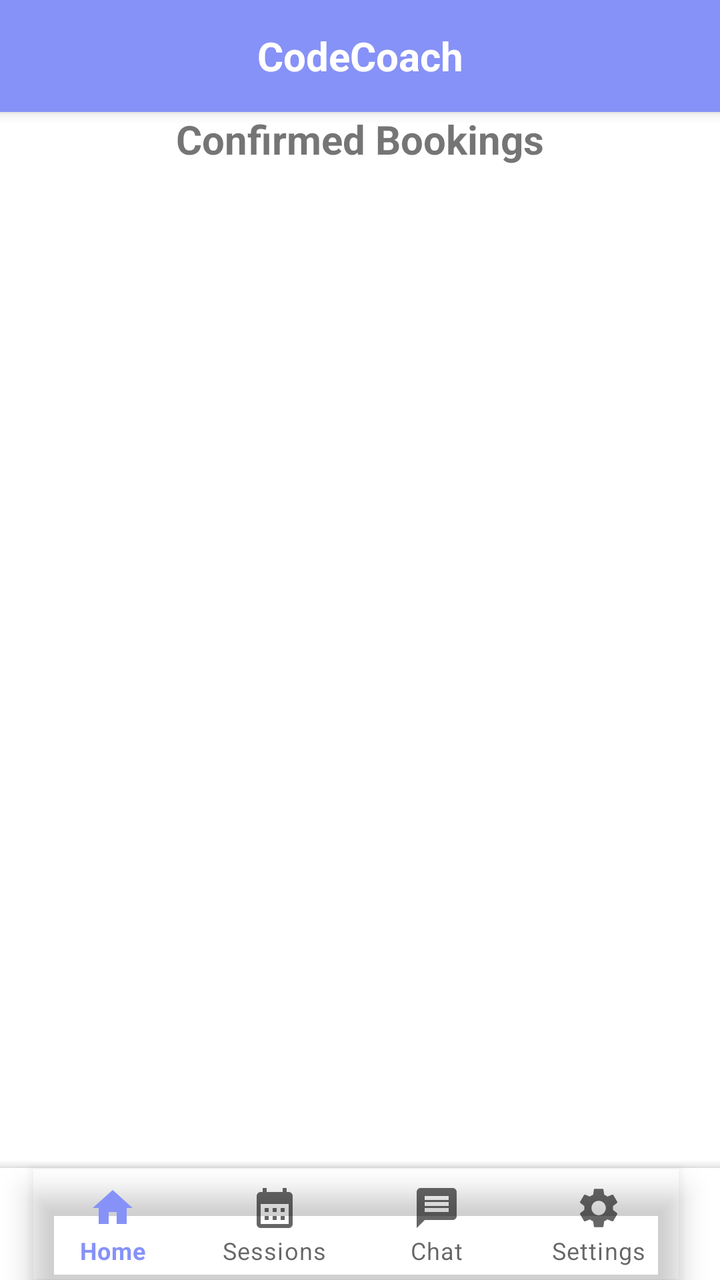
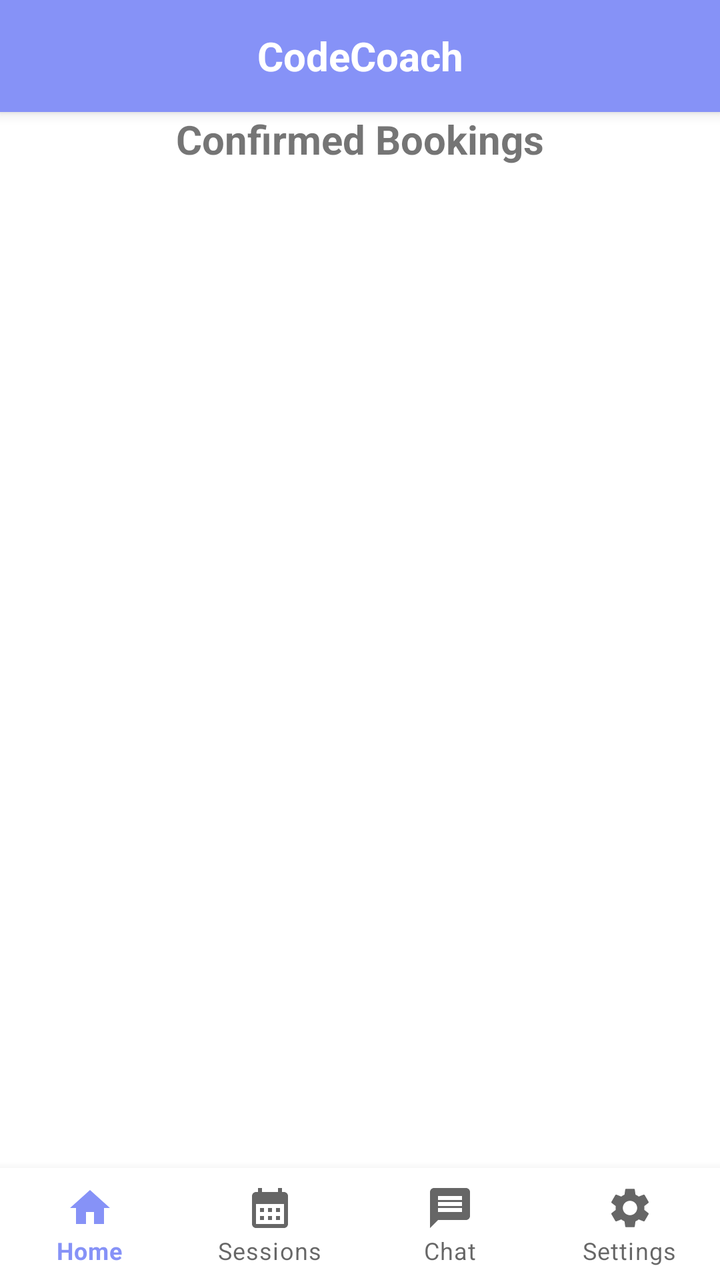

Screens rendered from an Android XML layout before and after an edit, with the pre-edit source and the edit as a unified diff.
<!-- AndroidManifest.xml: application theme Theme.CC -->
<!-- res/layout/activity_confirmed_booking.xml -->
<?xml version="1.0" encoding="utf-8"?>
<LinearLayout xmlns:android="http://schemas.android.com/apk/res/android"
    xmlns:tools="http://schemas.android.com/tools"
    android:layout_width="match_parent"
    android:layout_height="match_parent"
    xmlns:app="http://schemas.android.com/apk/res-auto"
    android:orientation="vertical">

    <androidx.appcompat.widget.Toolbar
        android:id="@+id/top_bar"
        android:layout_width="match_parent"
        android:layout_height="wrap_content"
        android:background="?attr/colorPrimary"
        android:elevation="4dp">

        <TextView
            android:id="@+id/top_bar_title"
            android:layout_width="wrap_content"
            android:layout_height="wrap_content"
            android:layout_gravity="center"
            android:text="CodeCoach"
            android:textColor="@android:color/white"
            android:textSize="20sp"
            android:textStyle="bold" />
    </androidx.appcompat.widget.Toolbar>

    <TextView
        android:id="@+id/tv_confirmed_bookings_title"
        android:layout_width="wrap_content"
        android:layout_height="wrap_content"
        android:text="Confirmed Bookings"
        android:textSize="20sp"
        android:textStyle="bold"
        android:layout_gravity="center_horizontal"
        android:paddingBottom="16dp" />

    <ListView
        android:id="@+id/listView_confirmed_bookings"
        android:layout_width="match_parent"
        android:layout_height="0dp"
        android:layout_weight="1"
        android:dividerHeight="8dp"
        android:paddingBottom="16dp"
        android:layout_gravity="center" />

    <FrameLayout
        android:id="@+id/fragment_container"
        android:layout_width="match_parent"
        android:layout_height="match_parent"
        android:layout_above="@id/bottomNavigationView"
        android:visibility="gone"/>

    <com.google.android.material.bottomappbar.BottomAppBar
        android:id="@+id/bottomAppBar"
        android:layout_width="match_parent"
        android:layout_height="wrap_content"
        android:background="@color/white"
        app:fabCradleMargin="10dp"
        app:fabCradleRoundedCornerRadius="50dp"
        tools:ignore="BottomAppBar">

        <com.google.android.material.bottomnavigation.BottomNavigationView
            android:id="@+id/bottomNavigationView"
            android:layout_width="wrap_content"
            android:layout_height="wrap_content"
            android:layout_marginEnd="20dp"
            app:labelVisibilityMode="labeled"
            android:background="@android:color/transparent"
            app:menu="@menu/bottom_menu" />

    </com.google.android.material.bottomappbar.BottomAppBar>

</LinearLayout>
<!-- resources referenced by this layout -->
<resources>
  <color name="white">#FFFFFFFF</color>
  <style name="Theme.CC" parent="Base.Theme.CC" />
  <style name="Base.Theme.CC" parent="Theme.MaterialComponents.DayNight.NoActionBar">
          
          <item name="colorPrimary">@color/lavender</item>
          <item name="colorPrimaryVariant">@color/lavender</item>
          <item name="colorOnPrimary">@color/white</item>
          
          <item name="colorSecondary">@color/teal_200</item>
          <item name="colorSecondaryVariant">@color/teal_700</item>
          <item name="colorOnSecondary">@color/black</item>
          
          <item name="android:statusBarColor">?attr/colorPrimaryVariant</item>
          
          
      </style>
  <color name="lavender">#8692f7</color>
  <color name="teal_200">#FF03DAC5</color>
  <color name="teal_700">#FF018786</color>
  <color name="black">#FF000000</color>
</resources>

<!-- the commit's change to res/layout/activity_confirmed_booking.xml (unified diff, before → after) -->
@@ -50,24 +50,15 @@
         android:layout_above="@id/bottomNavigationView"
         android:visibility="gone"/>
 
-    <com.google.android.material.bottomappbar.BottomAppBar
-        android:id="@+id/bottomAppBar"
+    <com.google.android.material.bottomnavigation.BottomNavigationView
+        android:id="@+id/bottomNavigationView"
         android:layout_width="match_parent"
         android:layout_height="wrap_content"
         android:background="@color/white"
-        app:fabCradleMargin="10dp"
-        app:fabCradleRoundedCornerRadius="50dp"
-        tools:ignore="BottomAppBar">
-
-        <com.google.android.material.bottomnavigation.BottomNavigationView
-            android:id="@+id/bottomNavigationView"
-            android:layout_width="wrap_content"
-            android:layout_height="wrap_content"
-            android:layout_marginEnd="20dp"
-            app:labelVisibilityMode="labeled"
-            android:background="@android:color/transparent"
-            app:menu="@menu/bottom_menu" />
-
-    </com.google.android.material.bottomappbar.BottomAppBar>
+        app:labelVisibilityMode="labeled"
+        app:layout_constraintBottom_toBottomOf="parent"
+        app:layout_constraintStart_toStartOf="parent"
+        app:layout_constraintEnd_toEndOf="parent"
+        app:menu="@menu/bottom_menu" />
 
 </LinearLayout>
